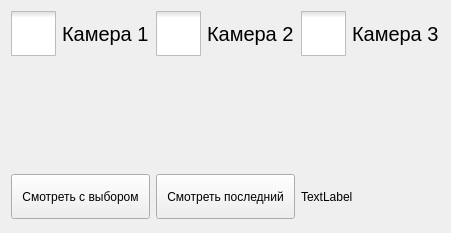
Above: videoreplaycontrol.ui from zak2791/Tabloh2H before the change. Below: the same form after it.
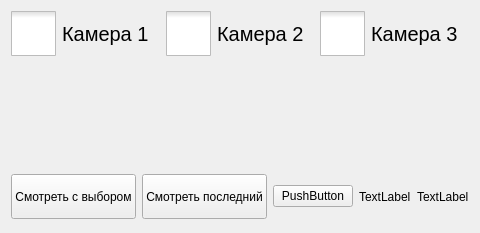
That is the form after the change. Icons and pictures are not drawn. Custom widgets are drawn as their Qt base class.

```diff
--- a/videoreplaycontrol.ui
+++ b/videoreplaycontrol.ui
@@ -44,6 +44,20 @@
          </property>
         </widget>
        </item>
+       <item>
+        <widget class="QPushButton" name="btn">
+         <property name="text">
+          <string>PushButton</string>
+         </property>
+        </widget>
+       </item>
+       <item>
+        <widget class="VkLabel" name="labelvk">
+         <property name="text">
+          <string>TextLabel</string>
+         </property>
+        </widget>
+       </item>
        <item>
         <widget class="RecLabel" name="label">
          <property name="text">
@@ -149,6 +163,11 @@
    <extends>QLabel</extends>
    <header>reclabel.h</header>
   </customwidget>
+  <customwidget>
+   <class>VkLabel</class>
+   <extends>QLabel</extends>
+   <header>vklabel.h</header>
+  </customwidget>
  </customwidgets>
  <resources/>
  <connections/>
```
